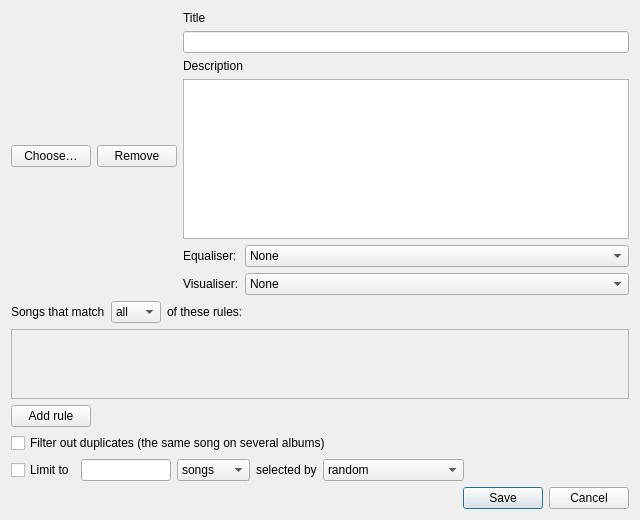
Above: ui/auto_playlist_edit.ui from music-hive-dev/MusicHive before the change. Below: the same form after it.
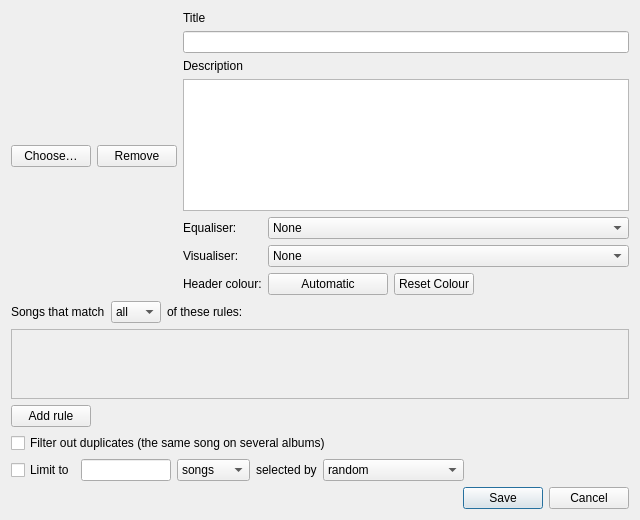
That is the form after the change. Icons and pictures are not drawn.

Commit message: Undo for tag changes, smart shuffle, album playback, coloured headers, new screenshots; version 1.7.0

Patch:
```diff
--- a/ui/auto_playlist_edit.ui
+++ b/ui/auto_playlist_edit.ui
@@ -167,6 +167,65 @@
            </item>
           </widget>
          </item>
+         <item row="2" column="0">
+          <widget class="QLabel" name="playlistEditColourLabel">
+           <property name="text">
+            <string>Header colour:</string>
+           </property>
+           <property name="buddy">
+            <cstring>playlistEditColourButton</cstring>
+           </property>
+          </widget>
+         </item>
+         <item row="2" column="1">
+          <layout class="QHBoxLayout" name="playlistEditColourRow">
+           <item>
+            <widget class="QPushButton" name="playlistEditColourButton">
+             <property name="minimumSize">
+              <size>
+               <width>120</width>
+               <height>0</height>
+              </size>
+             </property>
+             <property name="toolTip">
+              <string>The colour of the box behind the playlist's header. Automatic takes it from the playlist's picture; click to choose your own.</string>
+             </property>
+             <property name="text">
+              <string>Automatic</string>
+             </property>
+             <property name="autoDefault">
+              <bool>false</bool>
+             </property>
+            </widget>
+           </item>
+           <item>
+            <widget class="QPushButton" name="playlistEditResetColourButton">
+             <property name="toolTip">
+              <string>Go back to the colour taken from the playlist's picture</string>
+             </property>
+             <property name="text">
+              <string>Reset Colour</string>
+             </property>
+             <property name="autoDefault">
+              <bool>false</bool>
+             </property>
+            </widget>
+           </item>
+           <item>
+            <spacer name="playlistEditColourSpacer">
+             <property name="orientation">
+              <enum>Qt::Orientation::Horizontal</enum>
+             </property>
+             <property name="sizeHint" stdset="0">
+              <size>
+               <width>10</width>
+               <height>10</height>
+              </size>
+             </property>
+            </spacer>
+           </item>
+          </layout>
+         </item>
         </layout>
        </item>
       </layout>
```
The commit also changes 32 other files.
